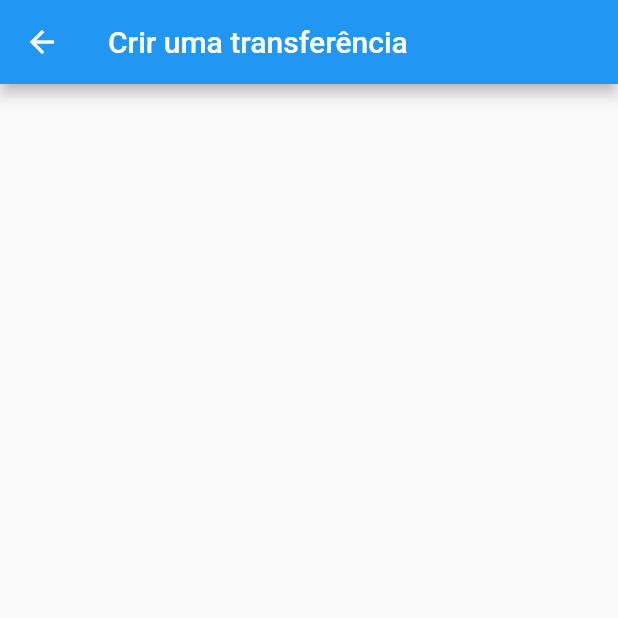
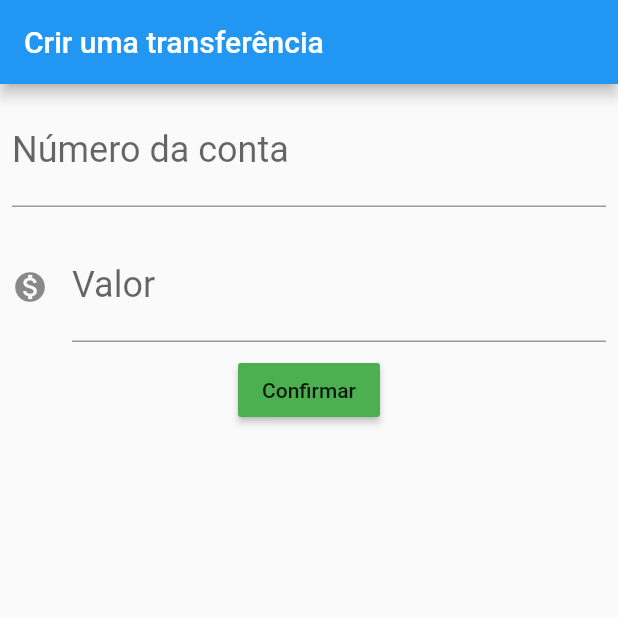
Before and after one commit to filipetrinidad/flutter-layout, a Flutter app: the Formulario screen opened directly, on a phone screen of 412 x 824 dp, the top half of it. Run offline on Flutter 3.47's test engine with Material 2 defaults, Android fonts, the phone set to English and light mode, and no system bars.

```diff
--- a/lib/main.dart
+++ b/lib/main.dart
@@ -8,18 +8,67 @@ class MyApp extends StatelessWidget {
     return MaterialApp(
       debugShowCheckedModeBanner: false,
       home: Scaffold(
-        body: Lista(),
+        body: Formulario(),
       ),
     );
   }
 }
 
 class Formulario extends StatelessWidget {
+
+  final TextEditingController _controladorConta = TextEditingController();
+  final TextEditingController _controladorValor = TextEditingController();
+
   @override
   Widget build(BuildContext context) {
     return Scaffold(
       appBar: AppBar(
         title: Text('Crir uma transferência'),
+      ),
+      body: Column(
+        children: [
+          Padding(
+            padding: const EdgeInsets.all(8.0),
+            child: TextField(
+              controller: _controladorConta,
+              style: TextStyle(
+                fontSize: 24.0
+              ),
+              decoration: InputDecoration(
+                labelText: 'Número da conta',
+                hintText: '0000'
+              ),
+              keyboardType: TextInputType.number,
+            ),
+          ),
+          Padding(
+            padding: const EdgeInsets.all(8.0),
+            child: TextField(
+              controller: _controladorValor,
+              style: TextStyle(
+                fontSize: 24.0
+              ),
+              decoration: InputDecoration(
+                icon: Icon(Icons.monetization_on),
+                labelText: 'Valor',
+                hintText: '0,00',
+              ),
+            ),
+          ),
+          RaisedButton(
+            child: Text('Confirmar'),
+            color: Colors.green,
+            onPressed: () {
+              final int numeroConta = int.tryParse(_controladorConta.text);
+              final double numeroValor = double.tryParse(_controladorValor.text);
+
+              if(numeroConta != null && numeroValor!= null){
+                final transferenciaCriada = Transferencia(numeroValor, numeroConta);
+                debugPrint('$transferenciaCriada');
+              }
+            },
+          ),
+        ],
       ),
     );
   }
@@ -35,9 +84,9 @@ class Lista extends StatelessWidget {
       ),
       body: Column(
         children: [
-          ItemTransferencia(Transferecnia(100.0, 200)),
-          ItemTransferencia(Transferecnia(300.0, 400)),
-          ItemTransferencia(Transferecnia(300.0, 1000)),
+          ItemTransferencia(Transferencia(100.0, 200)),
+          ItemTransferencia(Transferencia(300.0, 400)),
+          ItemTransferencia(Transferencia(300.0, 1000)),
         ],
       ),
       floatingActionButton: FloatingActionButton(
@@ -49,7 +98,7 @@ class Lista extends StatelessWidget {
 }
 
 class ItemTransferencia extends StatelessWidget {
-  final Transferecnia _transferecnia;
+  final Transferencia _transferecnia;
 
   ItemTransferencia(this._transferecnia);
 
@@ -65,9 +114,15 @@ class ItemTransferencia extends StatelessWidget {
   }
 }
 
-class Transferecnia {
+class Transferencia {
   final double valor;
   final int conta;
 
-  Transferecnia(this.valor, this.conta);
+  Transferencia(this.valor, this.conta);
+
+  @override
+  String toString(){
+    return '$valor , $conta';
+  }
+
 }
```
